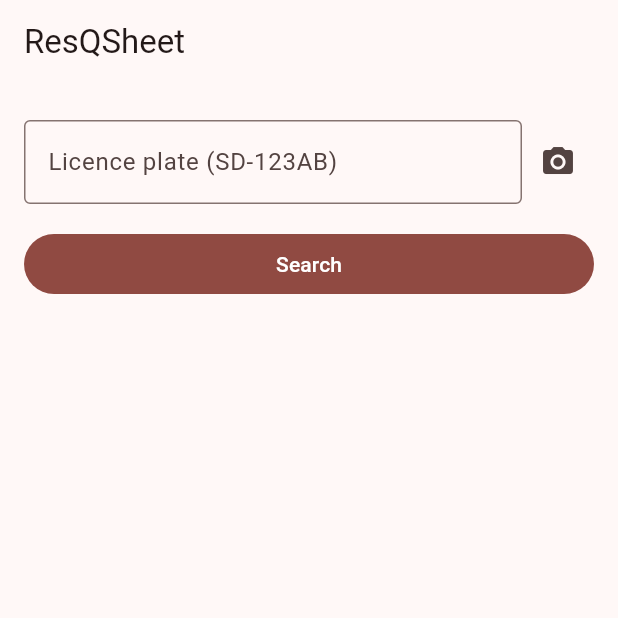
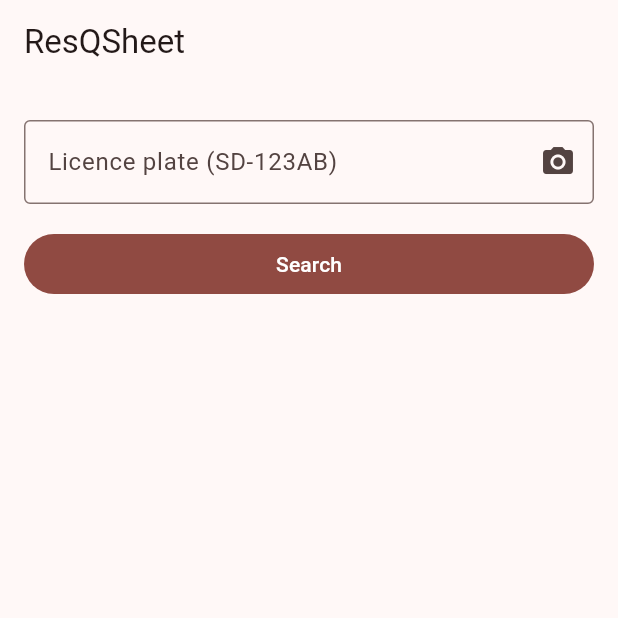
Before and after one commit to tformatix/cpd-resq-tools, a Flutter app: the screen it shows after launch, on a phone screen of 412 x 824 dp, the top half of it. Run offline on Flutter 3.47's test engine with Material 3 defaults, Android fonts, the phone set to English and light mode, and no system bars; our stand-ins replace flutter_bloc; missing offline and left inert: syncfusion_flutter_pdfviewer; generated files the repository leaves out were written again.

Commit message:
GH-27: move camera icon into text field

```diff
--- a/resq_tools/lib/widgets/text_field_camera_search.dart
+++ b/resq_tools/lib/widgets/text_field_camera_search.dart
@@ -33,14 +33,14 @@ class _TextFieldCameraSearchState extends State<TextFieldCameraSearch> {
                 decoration: InputDecoration(
                   border: const OutlineInputBorder(),
                   labelText: widget.labelText,
+                  suffixIcon: IconButton(
+                    icon: const Icon(Icons.camera_alt),
+                    onPressed: () {
+                      // TODO: implement camera
+                    },
+                  ),
                 ),
               ),
-            ),
-            IconButton(
-              icon: const Icon(Icons.camera_alt),
-              onPressed: () {
-                // TODO: implement camera
-              },
             ),
           ],
         ),
```
